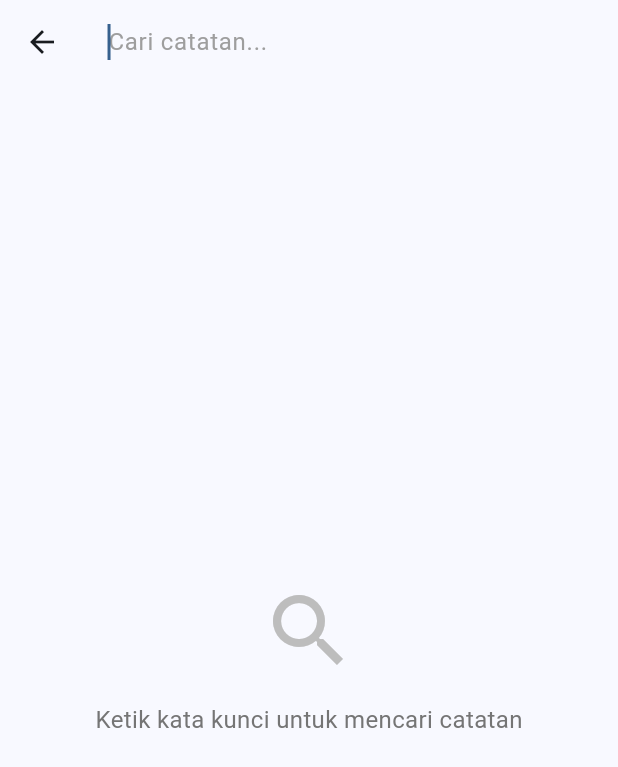
After one commit to novilfahlevy/notelance, a Flutter app: the SearchPage screen opened by its route, on a phone screen of 412 x 824 dp. The commit adds this screen. Shown: the top 767 px of the screen. Run offline on Flutter 3.47's test engine with Material 3 defaults, Android fonts, the phone set to English and light mode, and no system bars; our stand-ins replace logger, sqflite_common_ffi; missing offline and left inert: delta_to_html, flutter_quill, flutter_quill_delta_from_html; accounts and stored records are empty.

Commit message:
cari catatan

```diff
--- /dev/null
+++ b/lib/search_page.dart
@@ -0,0 +1,353 @@
+import 'dart:async';
+import 'package:flutter/material.dart';
+import 'package:logger/logger.dart';
+import 'package:notelance/local_database_service.dart';
+import 'package:notelance/models/note.dart';
+import 'package:notelance/note_editor_page.dart';
+
+var logger = Logger();
+
+class SearchPage extends StatefulWidget {
+  const SearchPage({super.key});
+
+  static final String path = '/search_page';
+
+  @override
+  State<SearchPage> createState() => _SearchPageState();
+}
+
+class _SearchPageState extends State<SearchPage> {
+  final TextEditingController _keywordController = TextEditingController();
+  final LocalDatabaseService _databaseService = LocalDatabaseService.instance;
+
+  List<Note> _notes = [];
+  bool _isSearching = false;
+  bool _hasSearched = false;
+  Timer? _debounceTimer;
+
+  // Debounce duration
+  static const Duration _debounceDuration = Duration(milliseconds: 500);
+
+  @override
+  void initState() {
+    super.initState();
+    _keywordController.addListener(_onSearchChanged);
+  }
+
+  @override
+  void dispose() {
+    _keywordController.dispose();
+    _debounceTimer?.cancel();
+    super.dispose();
+  }
+
+  void _onSearchChanged() {
+    // Cancel the previous timer
+    _debounceTimer?.cancel();
+
+    // If search field is empty, clear results immediately
+    if (_keywordController.text.trim().isEmpty) {
+      setState(() {
+        _notes.clear();
+        _hasSearched = false;
+        _isSearching = false;
+      });
+      return;
+    }
+
+    // Set searching state immediately for better UX
+    if (!_isSearching) {
+      setState(() {
+        _isSearching = true;
+      });
+    }
+
+    // Start a new timer
+    _debounceTimer = Timer(_debounceDuration, () {
+      _performSearch();
+    });
+  }
+
+  Future<void> _performSearch() async {
+    final query = _keywordController.text.trim();
+
+    if (query.isEmpty) {
+      setState(() {
+        _notes.clear();
+        _isSearching = false;
+        _hasSearched = false;
+      });
+      return;
+    }
+
+    try {
+      final searchedNotes = await _databaseService.searchNotes(query);
+
+      if (mounted) {
+        setState(() {
+          _notes = searchedNotes;
+          _isSearching = false;
+          _hasSearched = true;
+        });
+      }
+    } catch (e) {
+      logger.e('Error in _performSearch: $e');
+      if (mounted) {
+        setState(() {
+          _notes.clear();
+          _isSearching = false;
+          _hasSearched = true;
+        });
+
+        // Show error message
+        ScaffoldMessenger.of(context).showSnackBar(
+          SnackBar(
+            content: Text('Error searching notes: ${e.toString()}'),
+            backgroundColor: Colors.red,
+            behavior: SnackBarBehavior.floating,
+          ),
+        );
+      }
+    }
+  }
+
+  void _goToNoteEditor(Note note) {
+    Navigator.pushNamed(
+      context,
+      NoteEditorPage.path,
+      arguments: note,
+    ).then((_) {
+      // Refresh search results when returning from editor
+      if (_keywordController.text.trim().isNotEmpty) {
+        _performSearch();
+      }
+    });
+  }
+
+  String _getPreviewText(String content) {
+    // Remove HTML tags for preview
+    String preview = content.replaceAll(RegExp(r'<[^>]*>'), '');
+
+    // Remove excessive whitespace
+    preview = preview.replaceAll(RegExp(r'[ \t]+'), ' ').trim();
+
+    if (preview.isEmpty) return 'Catatan kosong';
+
+    // Limit to 100 characters while preserving words
+    if (preview.length <= 100) {
+      return preview;
+    }
+
+    int cutOff = 100;
+    int lastSpaceIndex = preview.lastIndexOf(' ', cutOff);
+
+    if (lastSpaceIndex > 50) {
+      return '${preview.substring(0, lastSpaceIndex)}...';
+    } else {
+      return '${preview.substring(0, 100)}...';
+    }
+  }
+
+  String _formatDate(DateTime dateTime) {
+    final now = DateTime.now();
+    final difference = now.difference(dateTime);
+
+    if (difference.inDays == 0) {
+      if (difference.inHours == 0) {
+        if (difference.inMinutes == 0) {
+          return 'Baru saja';
+        }
+        return '${difference.inMinutes} menit yang lalu';
+      }
+      return '${difference.inHours} jam yang lalu';
+    } else if (difference.inDays == 1) {
+      return 'Kemarin';
+    } else if (difference.inDays < 7) {
+      return '${difference.inDays} hari yang lalu';
+    } else {
+      return '${dateTime.day}/${dateTime.month}/${dateTime.year}';
+    }
+  }
+
+  Widget _buildSearchResults() {
+    if (_isSearching) {
+      return const Center(
+        child: Column(
+          mainAxisAlignment: MainAxisAlignment.center,
+          children: [
+            CircularProgressIndicator(
+              color: Colors.orangeAccent,
+            ),
+            SizedBox(height: 16),
+            Text(
+              'Mencari catatan...',
+              style: TextStyle(
+                fontSize: 16,
+                color: Colors.grey,
+              ),
+            ),
+          ],
+        ),
+      );
+    }
+
+    if (!_hasSearched) {
+      return Center(
+        child: Column(
+          mainAxisAlignment: MainAxisAlignment.center,
+          children: [
+            Icon(
+              Icons.search,
+              size: 64,
+              color: Colors.grey[400],
+            ),
+            const SizedBox(height: 16),
+            Text(
+              'Ketik kata kunci untuk mencari catatan',
+              style: TextStyle(
+                fontSize: 16,
+                color: Colors.grey[600],
+              ),
+            )
+          ],
+        ),
+      );
+    }
+
+    if (_notes.isEmpty) {
+      return Center(
+        child: Column(
+          mainAxisAlignment: MainAxisAlignment.center,
+          children: [
+            Icon(
+              Icons.search_off,
+              size: 64,
+              color: Colors.grey[400],
+            ),
+            const SizedBox(height: 16),
+            Text(
+              'Tidak ada catatan yang ditemukan',
+              style: TextStyle(
+                fontSize: 16,
+                color: Colors.grey[600],
+              ),
+            )
+          ],
+        ),
+      );
+    }
+
+    return ListView.separated(
+      padding: const EdgeInsets.only(left: 16, right: 16, top: 4),
+      itemCount: _notes.length,
+      itemBuilder: (context, index) {
+        final note = _notes[index];
+        return Card(
+          elevation: 0,
+          shadowColor: Colors.transparent,
+          color: Colors.orangeAccent,
+          shape: const BeveledRectangleBorder(),
+          child: ListTile(
+            contentPadding: const EdgeInsets.symmetric(horizontal: 16, vertical: 10),
+            title: Text(
+              note.title.isEmpty ? 'Catatan tanpa judul' : note.title,
+              style: const TextStyle(
+                fontWeight: FontWeight.w600,
+                fontSize: 16,
+                color: Colors.white,
+              ),
+              maxLines: 1,
+              overflow: TextOverflow.ellipsis,
+            ),
+            subtitle: Column(
+              crossAxisAlignment: CrossAxisAlignment.start,
+              children: [
+                const SizedBox(height: 4),
+                Text(
+                  _getPreviewText(note.content ?? ''),
+                  style: const TextStyle(
+                    fontSize: 14,
+                    color: Colors.white,
+                  ),
+                  maxLines: 2,
+                  overflow: TextOverflow.ellipsis,
+                ),
+                const SizedBox(height: 8),
+                Text(
+                  _formatDate(DateTime.parse(note.updatedAt!)),
+                  style: const TextStyle(
+                    fontSize: 12,
+                    color: Colors.white,
+                  ),
+                ),
+              ],
+            ),
+            trailing: const Icon(
+              Icons.arrow_forward_ios,
+              color: Colors.white,
+              size: 16,
+            ),
+            onTap: () => _goToNoteEditor(note),
+          ),
+        );
+      },
+      separatorBuilder: (context, index) => const SizedBox(height: 8),
+    );
+  }
+
+  Widget _buildSearchResultsCount() {
+    if (!_hasSearched || _isSearching || _notes.isEmpty) {
+      return const SizedBox.shrink();
+    }
+
+    return Container(
+      padding: const EdgeInsets.symmetric(horizontal: 20, vertical: 8),
+      child: Text(
+        'Ditemukan ${_notes.length} catatan',
+        style: TextStyle(
+          fontSize: 14,
+          color: Colors.grey[600],
+          fontWeight: FontWeight.w500,
+        ),
+      ),
+    );
+  }
+
+  @override
+  Widget build(BuildContext context) {
+    return Scaffold(
+      appBar: AppBar(
+        title: TextField(
+          controller: _keywordController,
+          autofocus: true,
+          decoration: const InputDecoration(
+            hintText: 'Cari catatan...',
+            hintStyle: TextStyle(color: Colors.grey),
+            border: InputBorder.none,
+          ),
+          style: const TextStyle(fontSize: 16),
+          textInputAction: TextInputAction.search,
+        ),
+        actions: [
+          if (_keywordController.text.isNotEmpty)
+            IconButton(
+              icon: const Icon(Icons.clear),
+              onPressed: () {
+                _keywordController.clear();
+                FocusScope.of(context).requestFocus(FocusNode());
+              },
+            ),
+        ],
+      ),
+      body: Column(
+        crossAxisAlignment: CrossAxisAlignment.start,
+        children: [
+          _buildSearchResultsCount(),
+          Expanded(
+            child: _buildSearchResults(),
+          ),
+        ],
+      ),
+    );
+  }
+}
```
Also changed, not shown: lib/main.dart (+12 -2 lines).
